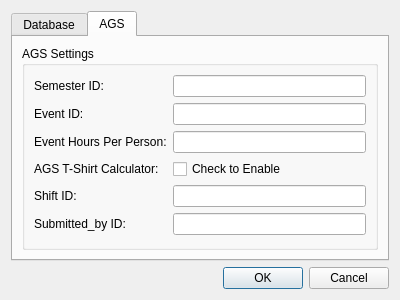
Before: the Qt Designer form AGS_GUI/optionsdialog.ui in dpasillas/Club-Sign-In-System-GUI--CSIS-, drawn with Qt 5.
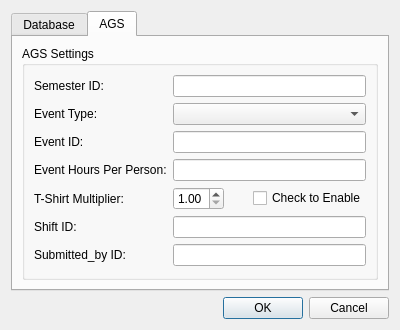
After: the same form once the commit is applied.

Commit message: Option for logout timer, check for tshirts, multiplier, event updates to options dialog, Connection status

Diff of the .ui file:
```diff
--- a/AGS_GUI/optionsdialog.ui
+++ b/AGS_GUI/optionsdialog.ui
@@ -7,7 +7,7 @@
     <x>0</x>
     <y>0</y>
     <width>400</width>
-    <height>300</height>
+    <height>303</height>
    </rect>
   </property>
   <property name="windowTitle">
@@ -117,59 +117,130 @@
            <widget class="QLineEdit" name="semester_line"/>
           </item>
           <item row="2" column="0">
+           <widget class="QLabel" name="label_7">
+            <property name="text">
+             <string>Event ID:</string>
+            </property>
+           </widget>
+          </item>
+          <item row="2" column="1">
+           <widget class="QLineEdit" name="event_id_line"/>
+          </item>
+          <item row="3" column="0">
            <widget class="QLabel" name="label_8">
             <property name="text">
              <string>Event Hours Per Person:</string>
             </property>
            </widget>
           </item>
-          <item row="2" column="1">
+          <item row="3" column="1">
            <widget class="QLineEdit" name="hours_per_person_line"/>
           </item>
-          <item row="3" column="0">
-           <widget class="QLabel" name="label_9">
-            <property name="text">
-             <string>AGS T-Shirt Calculator:</string>
-            </property>
-           </widget>
-          </item>
-          <item row="3" column="1">
-           <widget class="QCheckBox" name="tshirt_box">
-            <property name="text">
-             <string>Check to Enable</string>
-            </property>
-           </widget>
-          </item>
           <item row="4" column="0">
+           <widget class="QLabel" name="label_12">
+            <property name="text">
+             <string>T-Shirt Multiplier:</string>
+            </property>
+           </widget>
+          </item>
+          <item row="4" column="1">
+           <layout class="QHBoxLayout" name="horizontalLayout">
+            <item>
+             <widget class="QDoubleSpinBox" name="multiplier_box">
+              <property name="minimum">
+               <double>1.000000000000000</double>
+              </property>
+              <property name="maximum">
+               <double>5.000000000000000</double>
+              </property>
+              <property name="singleStep">
+               <double>0.100000000000000</double>
+              </property>
+             </widget>
+            </item>
+            <item>
+             <spacer name="horizontalSpacer_2">
+              <property name="orientation">
+               <enum>Qt::Horizontal</enum>
+              </property>
+              <property name="sizeHint" stdset="0">
+               <size>
+                <width>0</width>
+                <height>20</height>
+               </size>
+              </property>
+             </spacer>
+            </item>
+            <item>
+             <widget class="QCheckBox" name="tshirt_box">
+              <property name="text">
+               <string>Check to Enable</string>
+              </property>
+             </widget>
+            </item>
+           </layout>
+          </item>
+          <item row="5" column="0">
            <widget class="QLabel" name="label_10">
             <property name="text">
              <string>Shift ID:</string>
             </property>
            </widget>
           </item>
-          <item row="4" column="1">
+          <item row="5" column="1">
            <widget class="QLineEdit" name="shift_line"/>
           </item>
-          <item row="5" column="0">
+          <item row="6" column="0">
            <widget class="QLabel" name="label_11">
             <property name="text">
              <string>Submitted_by ID:</string>
             </property>
            </widget>
           </item>
-          <item row="5" column="1">
+          <item row="6" column="1">
            <widget class="QLineEdit" name="submitted_by_line"/>
           </item>
-          <item row="1" column="1">
-           <widget class="QLineEdit" name="event_line"/>
-          </item>
           <item row="1" column="0">
-           <widget class="QLabel" name="label_7">
+           <widget class="QLabel" name="label_9">
             <property name="text">
-             <string>Event ID:</string>
+             <string>Event Type:</string>
             </property>
            </widget>
           </item>
+          <item row="1" column="1">
+           <widget class="QComboBox" name="event_type_box">
+            <item>
+             <property name="text">
+              <string/>
+             </property>
+            </item>
+            <item>
+             <property name="text">
+              <string>AGS</string>
+             </property>
+            </item>
+            <item>
+             <property name="text">
+              <string>CS</string>
+             </property>
+            </item>
+            <item>
+             <property name="text">
+              <string>Meeting</string>
+             </property>
+            </item>
+            <item>
+             <property name="text">
+              <string>Social</string>
+             </property>
+            </item>
+            <item>
+             <property name="text">
+              <string>Other</string>
+             </property>
+            </item>
+           </widget>
+          </item>
          </layout>
         </widget>
        </item>
```
Left out of the diff: 16 changed lines with no effect on the pictures. The commit also changes 31 other files.
